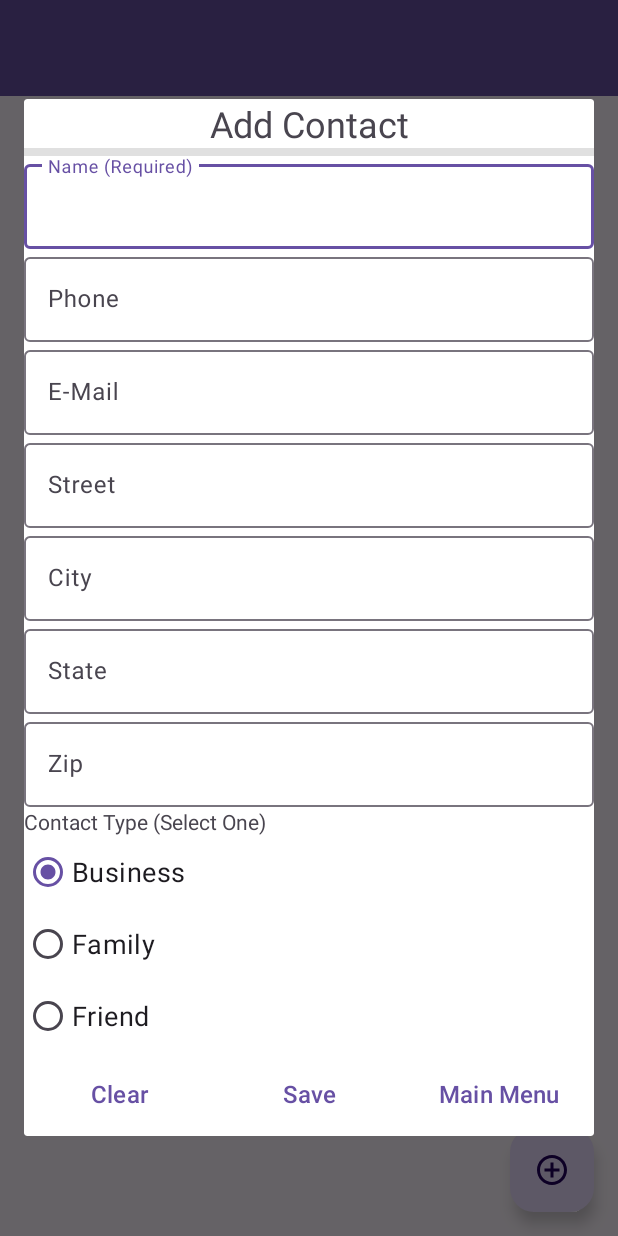
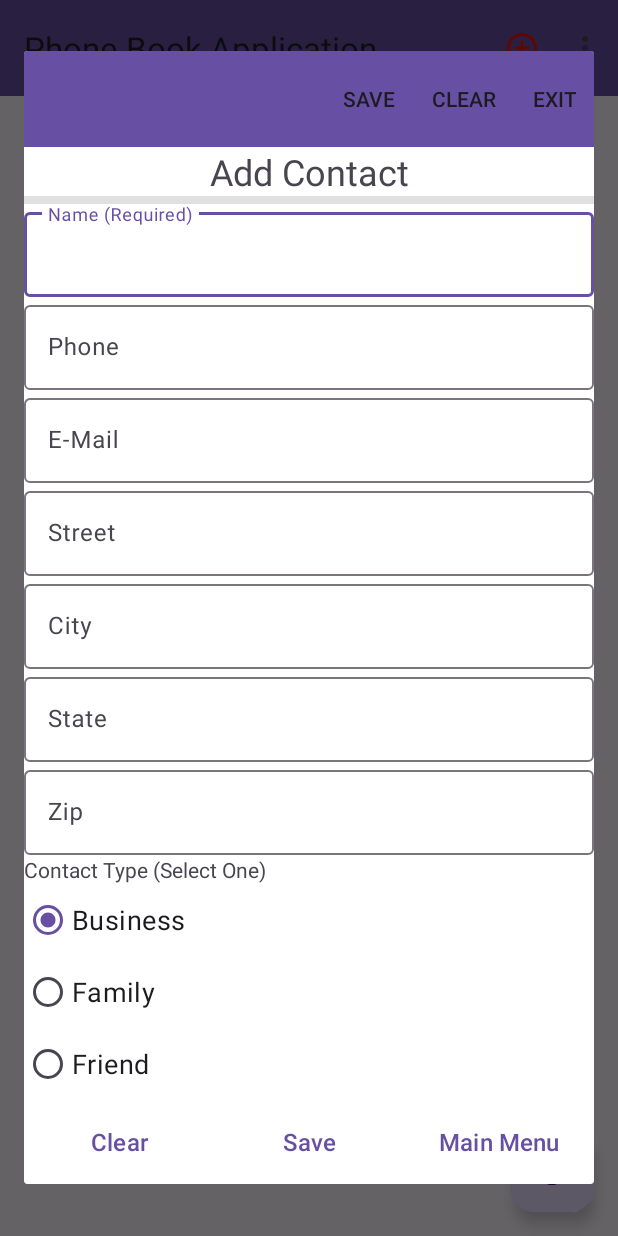
Before and after one commit to maxfinchh/BookTrackerRoughDraft, an Android app: the screen it shows after launch (MainActivity), after a tap on "Add New Contact", on a phone screen of 412 x 824 dp. Run offline under Robolectric (Android 15) with nearby library versions, the phone set to English and light mode, and no system bars.

Commit message:
Addeds Code for Menu

```diff
--- a/app/src/main/java/edu/ucdenver/salimlakhani/phonebook/AddContactDialog.java
+++ b/app/src/main/java/edu/ucdenver/salimlakhani/phonebook/AddContactDialog.java
@@ -5,8 +5,10 @@ import android.app.AlertDialog;
 import android.app.Dialog;
 import android.os.Bundle;
 import android.view.LayoutInflater;
+import android.view.MenuItem;
 import android.view.View;
 
+import androidx.appcompat.widget.Toolbar;
 import androidx.fragment.app.DialogFragment;
 
 import edu.ucdenver.salimlakhani.phonebook.databinding.DialogAddContactBinding;
@@ -21,6 +23,27 @@ public class AddContactDialog extends DialogFragment {
 
         AlertDialog.Builder builder = new AlertDialog.Builder(getContext());
         builder.setView(binding.getRoot());
+        binding.addContact.inflateMenu(R.menu.menu_add_contact);
+
+        binding.addContact.setOnMenuItemClickListener(
+                new Toolbar.OnMenuItemClickListener() {
+                    @Override
+                    public boolean onMenuItemClick(MenuItem item) {
+                        int id = item.getItemId();
+
+                        if (id == R.id.action_exit) {
+                            dismiss();
+                        } else if (id == R.id.action_save) {
+                            saveData();
+
+                        }
+                        else {
+                            clearForm();
+                        }
+                        return false;
+                    }
+                }
+        );
 
         binding.buttonMainMenu.setOnClickListener(
                 new View.OnClickListener() {
--- a/app/src/main/java/edu/ucdenver/salimlakhani/phonebook/ContactAdapter.java
+++ b/app/src/main/java/edu/ucdenver/salimlakhani/phonebook/ContactAdapter.java
@@ -5,6 +5,7 @@ import android.view.TextureView;
 import android.view.View;
 import android.view.ViewGroup;
 import android.widget.TextView;
+import android.widget.Toast;
 
 import androidx.annotation.NonNull;
 import androidx.recyclerview.widget.RecyclerView;
@@ -57,7 +58,8 @@ public class ContactAdapter extends RecyclerView.Adapter<ContactAdapter.ListItem
             textViewName.setOnClickListener(this);
         }
 
-        public void onClick (View viww){
+        public void onClick (View view){
+
 
         }
     }
--- a/app/src/main/java/edu/ucdenver/salimlakhani/phonebook/MainActivity.java
+++ b/app/src/main/java/edu/ucdenver/salimlakhani/phonebook/MainActivity.java
@@ -7,6 +7,8 @@ import androidx.recyclerview.widget.RecyclerView;
 
 import android.os.Bundle;
 import android.util.Log;
+import android.view.Menu;
+import android.view.MenuItem;
 import android.view.View;
 import android.widget.Toast;
 
@@ -26,6 +28,7 @@ public class MainActivity extends AppCompatActivity {
         //setContentView(R.layout.activity_main);
         binding = ActivityMainBinding.inflate(getLayoutInflater());
         setContentView(binding.getRoot());
+        setSupportActionBar(binding.toolbar);
 
         list = new ArrayList<Contact>();
 
@@ -33,7 +36,7 @@ public class MainActivity extends AppCompatActivity {
 
         RecyclerView.LayoutManager layoutManager = new LinearLayoutManager(getApplicationContext());
         binding.content.recyclerView.setLayoutManager(layoutManager);
-        //binding.content.recyclerView.addItemDecoration(new DividerItemDecoration(this, LinearLayoutManager.VERTICAL));
+        binding.content.recyclerView.addItemDecoration(new DividerItemDecoration(this, LinearLayoutManager.VERTICAL));
         binding.content.recyclerView.setAdapter(contactAdapter);
     }
 
@@ -49,4 +52,23 @@ public class MainActivity extends AppCompatActivity {
         //Log.i("info", "Number of Contact" + list.size());
         contactAdapter.notifyDataSetChanged();
     }
+
+    public boolean onCreateOptionsMenu (Menu menu) {
+
+        getMenuInflater().inflate(R.menu.menu_activity_main, menu);
+        return true;
+
+    }
+
+    public boolean onOptionsItemSelected (MenuItem item) {
+        int id = item.getItemId();
+
+        if (id == R.id.action_add) {
+            AddContactDialog addContactDialog = new AddContactDialog();
+            addContactDialog.show(getSupportFragmentManager(), "");
+        }
+
+        return super.onOptionsItemSelected(item);
+
+    }
 }
--- a/app/src/main/res/layout/dialog_add_contact.xml
+++ b/app/src/main/res/layout/dialog_add_contact.xml
@@ -4,6 +4,14 @@
     android:orientation="vertical"
     android:layout_width="match_parent"
     android:layout_height="wrap_content">
+
+    <androidx.appcompat.widget.Toolbar
+        android:id="@+id/addContact"
+        android:layout_width="match_parent"
+        android:layout_height="wrap_content"
+        android:background="?attr/colorPrimary"
+        android:minHeight="?attr/actionBarSize"
+        android:theme="?attr/actionBarTheme" />
 
     <TextView
         android:id="@+id/textView1"
--- /dev/null
+++ b/app/src/main/res/menu/menu_activity_main.xml
@@ -0,0 +1,18 @@
+<?xml version="1.0" encoding="utf-8"?>
+<menu xmlns:app="http://schemas.android.com/apk/res-auto"
+    xmlns:android="http://schemas.android.com/apk/res/android">
+
+    <item
+        android:id="@+id/action_add"
+        android:icon="@drawable/baseline_add_circle_outline_24"
+        android:title="Add"
+        app:showAsAction="ifRoom" />
+    <item
+        android:id="@+id/action_name"
+        android:title="Name"
+        app:showAsAction="never" />
+    <item
+        android:id="@+id/action_phone"
+        android:title="Phone"
+        app:showAsAction="never" />
+</menu>
--- /dev/null
+++ b/app/src/main/res/menu/menu_add_contact.xml
@@ -0,0 +1,17 @@
+<?xml version="1.0" encoding="utf-8"?>
+<menu xmlns:app="http://schemas.android.com/apk/res-auto"
+    xmlns:android="http://schemas.android.com/apk/res/android">
+
+    <item
+        android:id="@+id/action_save"
+        android:title="Save"
+        app:showAsAction="always" />
+    <item
+        android:id="@+id/action_clear"
+        android:title="Clear"
+        app:showAsAction="ifRoom" />
+    <item
+        android:id="@+id/action_exit"
+        android:title="Exit"
+        app:showAsAction="ifRoom" />
+</menu>
```
